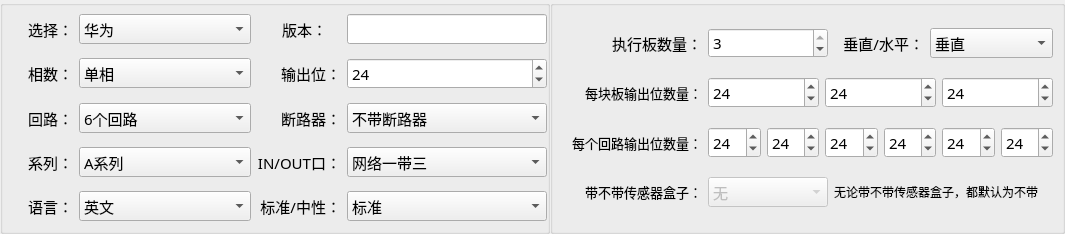
Before: the Qt Designer form MasterCtrlSet/home/home_mpduparamwid.ui in ChinaClever/PDU-Settings, drawn with Qt 5.
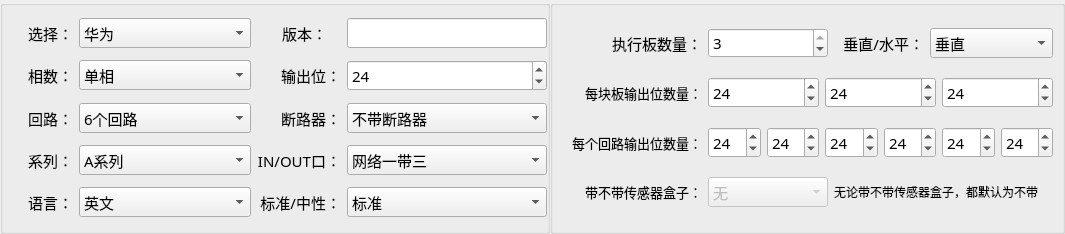
After: the same form once the commit is applied.

Commit message: 界面优化

What changed in the file:
```diff
--- a/MasterCtrlSet/home/home_mpduparamwid.ui
+++ b/MasterCtrlSet/home/home_mpduparamwid.ui
@@ -65,6 +65,12 @@
       <property name="bottomMargin">
        <number>0</number>
       </property>
+      <property name="horizontalSpacing">
+       <number>6</number>
+      </property>
+      <property name="verticalSpacing">
+       <number>0</number>
+      </property>
       <item row="0" column="0">
        <widget class="QLabel" name="label_1">
         <property name="minimumSize">
```
Left out of the diff: 3 changed lines with no effect on the pictures. The commit also changes 4 other files.
